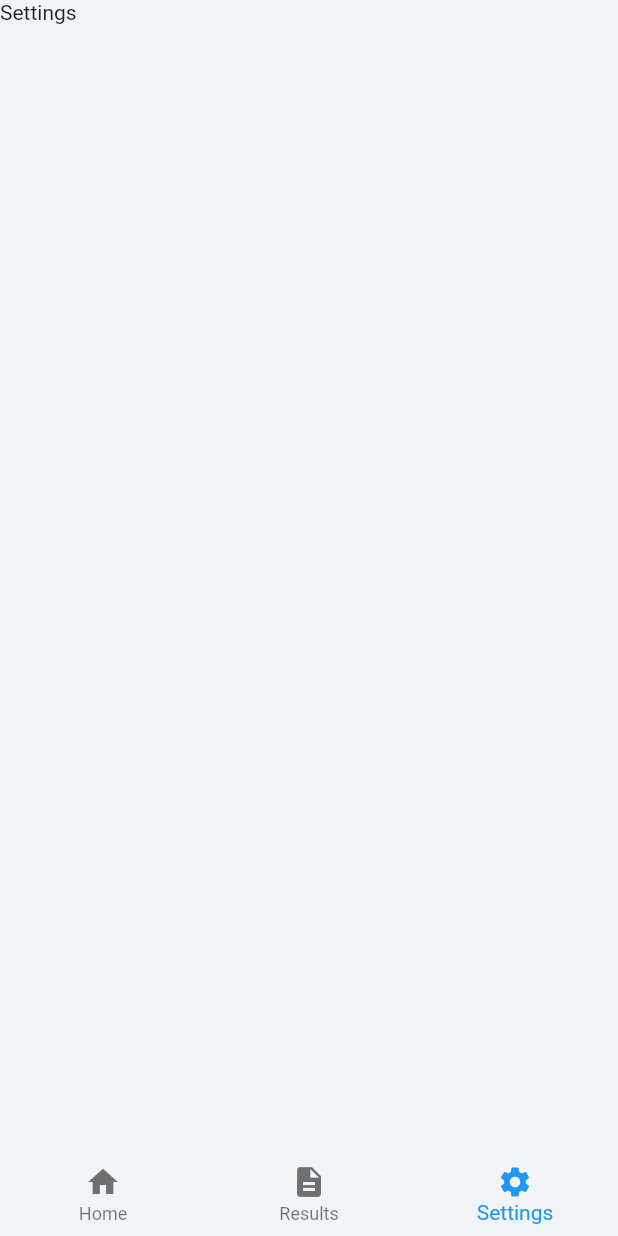
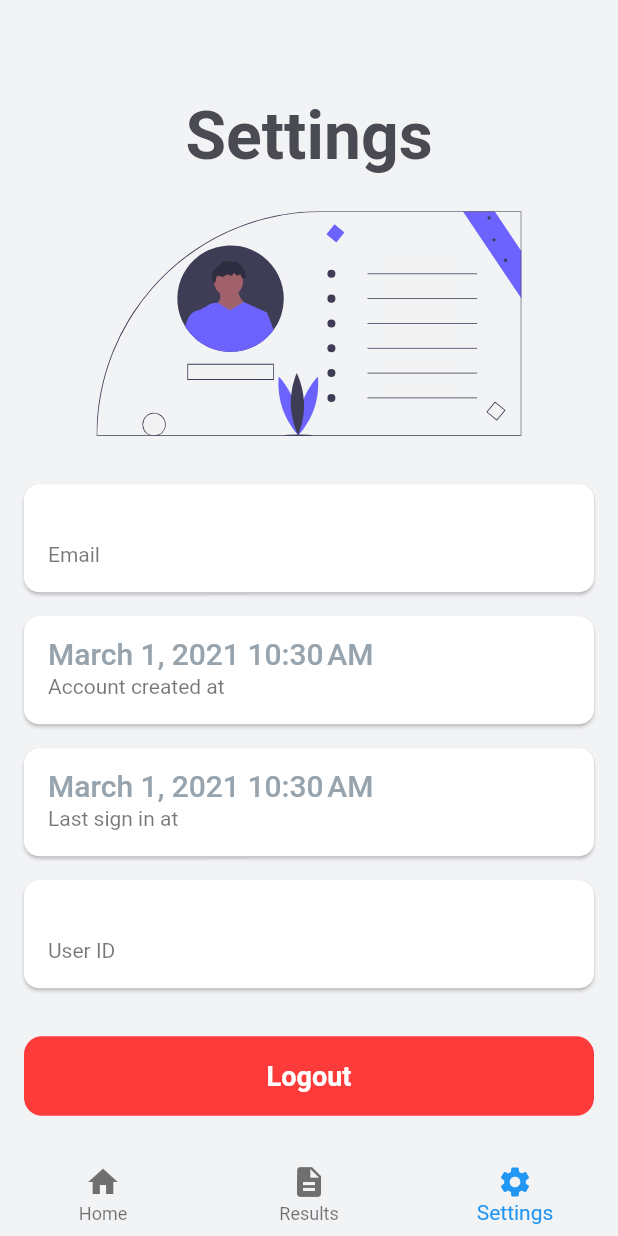
Before and after one commit to adarshbalu/answer_sheet_auditor_frontend, a Flutter app: the screen it shows once a user with an empty profile is signed in, swiped to page 3, on a phone screen of 412 x 824 dp. Run offline on Flutter 3.47's test engine with Material 2 defaults, Android fonts, the phone set to English and light mode, and no system bars; drawn by our look-alikes of overlay_support; our stand-ins replace connectivity, dartz, data_connection_checker, equatable, file_picker, firebase_auth and 6 more; accounts and stored records are empty; Roboto replaces fonts that are missing (GoogleSans).

Commit message:
Added settings page and logout

```diff
--- /dev/null
+++ b/lib/core/presentation/widgets/buttons/red_button.dart
@@ -0,0 +1,37 @@
+import 'package:answer_sheet_auditor/core/presentation/theme/theme.dart';
+import 'package:flutter/material.dart';
+
+class RedButton extends StatelessWidget {
+  const RedButton({
+    @required this.label,
+    @required this.onPressed,
+  });
+  final String label;
+  final VoidCallback onPressed;
+
+  @override
+  Widget build(BuildContext context) {
+    return Container(
+      child: InkWell(
+        child: GestureDetector(
+          onTap: onPressed,
+          child: Container(
+            alignment: Alignment.center,
+            width: double.infinity,
+            padding: const EdgeInsets.symmetric(vertical: 16),
+            decoration: const BoxDecoration(
+              color: AppTheme.ERROR_COLOR,
+              borderRadius: BorderRadius.all(Radius.circular(12)),
+            ),
+            child: Text(
+              label,
+              style: AppTheme.TEXT_THEME.headline4.copyWith(
+                color: Colors.white,
+              ),
+            ),
+          ),
+        ),
+      ),
+    );
+  }
+}
--- a/lib/core/utils/assets.dart
+++ b/lib/core/utils/assets.dart
@@ -4,6 +4,7 @@ class Assets {
   static const String UPLOAD_FILES = 'assets/illustrations/upload_files.svg';
   static const String ADD_DOCUMENT = 'assets/illustrations/add_document.svg';
   static const String ADD_FILES = 'assets/illustrations/add_files.svg';
+  static const String USER = 'assets/illustrations/user.svg';
   static const String DOCUMENT_ADDED =
       'assets/illustrations/document_added.svg';
 }
--- a/lib/presentation/screens/results/results_screen.dart
+++ b/lib/presentation/screens/results/results_screen.dart
@@ -10,7 +10,7 @@ class _ResultsScreenState extends State<ResultsScreen> {
   Widget build(BuildContext context) {
     return Scaffold(
       body: Container(
-        child: Text('Results'),
+        child: const Text('Results'),
       ),
     );
   }
--- a/lib/presentation/screens/settings/settings_screen.dart
+++ b/lib/presentation/screens/settings/settings_screen.dart
@@ -1,4 +1,11 @@
+import 'package:answer_sheet_auditor/core/presentation/widgets/buttons/red_button.dart';
+import 'package:answer_sheet_auditor/core/utils/assets.dart';
+import 'package:answer_sheet_auditor/presentation/providers/auth_provider.dart';
+import 'package:firebase_auth/firebase_auth.dart';
 import 'package:flutter/material.dart';
+import 'package:flutter_svg/flutter_svg.dart';
+import 'package:intl/intl.dart';
+import 'package:provider/provider.dart';
 
 class SettingsScreen extends StatefulWidget {
   @override
@@ -8,9 +15,90 @@ class SettingsScreen extends StatefulWidget {
 class _SettingsScreenState extends State<SettingsScreen> {
   @override
   Widget build(BuildContext context) {
+    final Size screenSize = MediaQuery.of(context).size;
+    final TextTheme textTheme = Theme.of(context).textTheme;
     return Scaffold(
       body: Container(
-        child: Text('Settings'),
+        margin: const EdgeInsets.all(16),
+        child: Column(
+          children: [
+            //header space
+            SizedBox(
+              height: screenSize.height * 0.06,
+            ),
+            //heading text
+            SizedBox(
+              width: screenSize.width * 0.4,
+              child: FittedBox(
+                child: Text(
+                  'Settings',
+                  style: textTheme.headline3,
+                ),
+              ),
+            ),
+            const SizedBox(
+              height: 24,
+            ),
+            Center(
+              child: SvgPicture.asset(
+                Assets.USER,
+                height: 150,
+              ),
+            ),
+            const SizedBox(
+              height: 24,
+            ),
+            Card(
+              shape: RoundedRectangleBorder(
+                  borderRadius: BorderRadius.circular(10)),
+              margin: const EdgeInsets.symmetric(vertical: 8),
+              child: ListTile(
+                title: Text(context.read<User>().email),
+                subtitle: const Text('Email '),
+              ),
+            ),
+            Card(
+              shape: RoundedRectangleBorder(
+                  borderRadius: BorderRadius.circular(10)),
+              margin: const EdgeInsets.symmetric(vertical: 8),
+              child: ListTile(
+                subtitle: const Text('Account created at'),
+                title: Text(DateFormat.yMMMMd('en_US')
+                    .add_jm()
+                    .format(context.read<User>().metadata.creationTime)),
+              ),
+            ),
+            Card(
+              shape: RoundedRectangleBorder(
+                  borderRadius: BorderRadius.circular(10)),
+              margin: const EdgeInsets.symmetric(vertical: 8),
+              child: ListTile(
+                subtitle: const Text('Last sign in at'),
+                title: Text(DateFormat.yMMMMd('en_US')
+                    .add_jm()
+                    .format(context.read<User>().metadata.lastSignInTime)),
+              ),
+            ),
+            Card(
+              shape: RoundedRectangleBorder(
+                  borderRadius: BorderRadius.circular(10)),
+              margin: const EdgeInsets.symmetric(vertical: 8),
+              child: ListTile(
+                subtitle: const Text('User ID'),
+                title: Text(context.read<User>().uid),
+              ),
+            ),
+            const SizedBox(
+              height: 24,
+            ),
+            RedButton(
+              label: 'Logout',
+              onPressed: () async {
+                await context.read<AuthProvider>().signOutUser();
+              },
+            ),
+          ],
+        ),
       ),
     );
   }
```
Also changed, not shown: assets/illustrations/user.svg (added).
